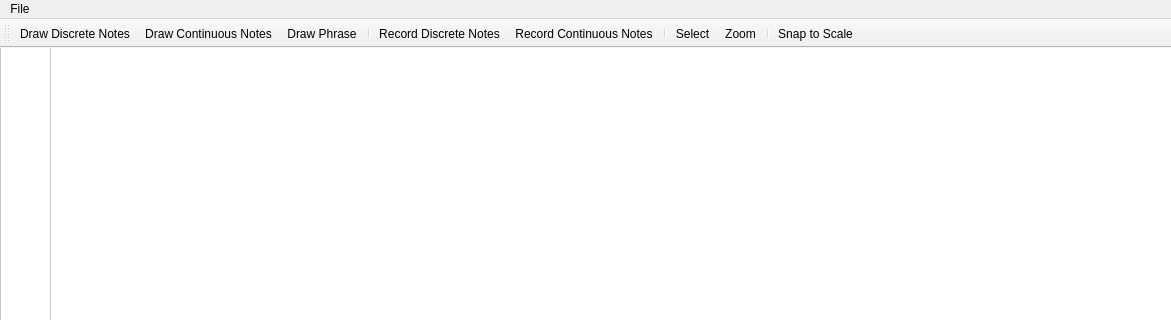
Above: scorecanvas.ui from nimusd/Calamus before the change; both pictures show x 0 to 1171 and y 0 to 320 of the 1171 by 930 pixel window. Below: the same form after it.
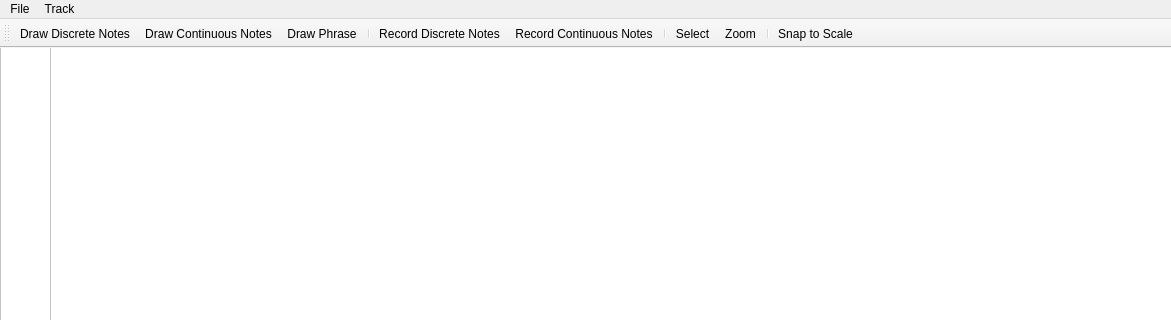
That is the form after the change.

Commit message: track system

The edit to the form file:
```diff
--- a/scorecanvas.ui
+++ b/scorecanvas.ui
@@ -120,7 +120,14 @@
     </property>
     <addaction name="actionCompositionSettings"/>
    </widget>
+   <widget class="QMenu" name="menuTrack">
+    <property name="title">
+     <string>Track</string>
+    </property>
+    <addaction name="actionAddTrack"/>
+   </widget>
    <addaction name="menuFile"/>
+   <addaction name="menuTrack"/>
   </widget>
   <action name="actionDrawDiscreteNotes">
    <property name="text">
```
Left out of the diff: 11 changed lines with no effect on the pictures. The commit also changes 48 other files.
